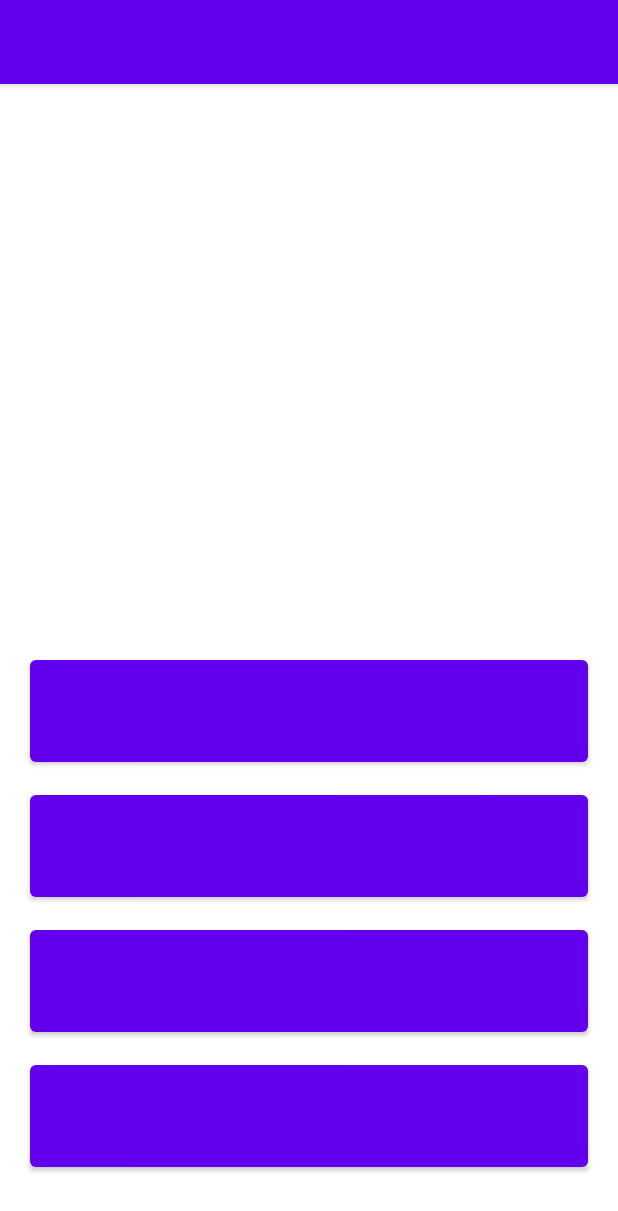
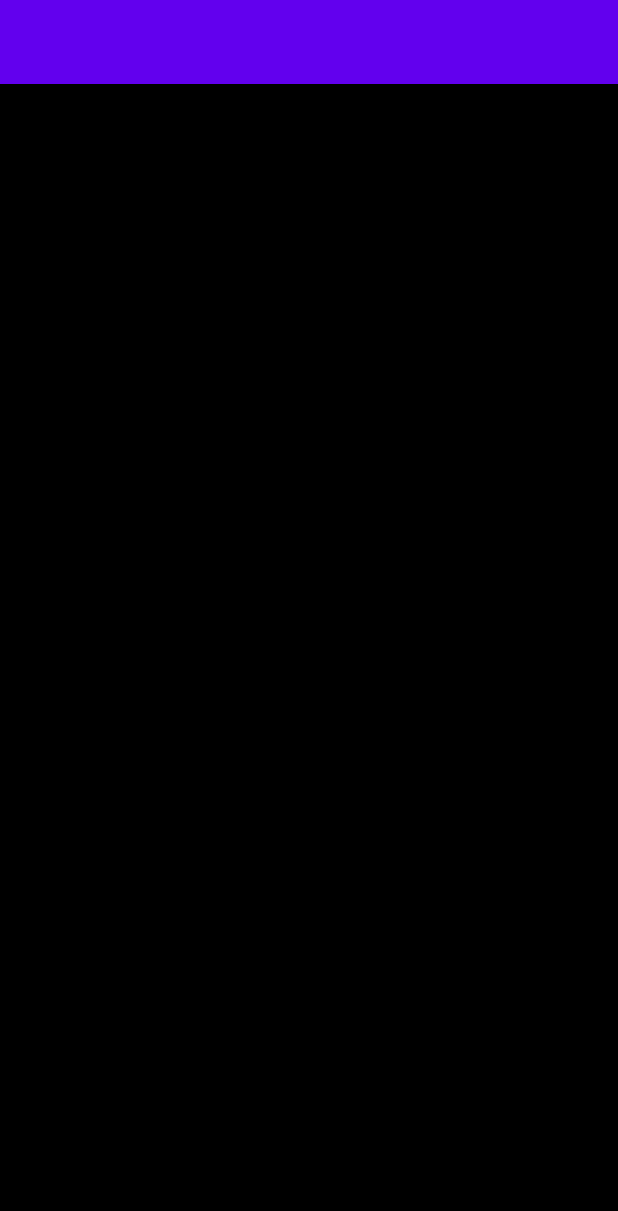
Before and after one commit to panariksLair/mobile-english-quest, an Android app: the layout app_bar_main.xml on its own in the app's theme, with its tools: preview values and no code run, on a phone screen of 412 x 824 dp. Shown: the top 1211 px of the screen. Run offline under Robolectric (Android 15) with nearby library versions, the phone set to English and light mode, and no system bars.

Commit message:
Add loading fragment

```diff
--- /dev/null
+++ b/app/src/main/java/com/github/panarik/learningenglishquiz/DownloadingFragment.kt
@@ -0,0 +1,77 @@
+package com.github.panarik.learningenglishquiz
+
+import android.os.Bundle
+import android.os.Handler
+import android.os.Looper
+import android.view.LayoutInflater
+import android.view.View
+import android.view.ViewGroup
+import android.view.WindowManager
+import androidx.appcompat.app.AppCompatActivity
+import androidx.fragment.app.Fragment
+import com.github.panarik.learningenglishquiz.databinding.FragmentDownloadingBinding
+
+private const val UI_ANIMATION_DELAY = 300
+
+class DownloadingFragment : Fragment() {
+
+    private var binding: FragmentDownloadingBinding? = null
+    private val hideHandler = Handler(Looper.myLooper()!!)
+    private val fullScreenRunnable = Runnable {
+        val flags =
+            View.SYSTEM_UI_FLAG_LOW_PROFILE or
+                    View.SYSTEM_UI_FLAG_FULLSCREEN or
+                    View.SYSTEM_UI_FLAG_LAYOUT_STABLE or
+                    View.SYSTEM_UI_FLAG_IMMERSIVE_STICKY or
+                    View.SYSTEM_UI_FLAG_LAYOUT_HIDE_NAVIGATION or
+                    View.SYSTEM_UI_FLAG_HIDE_NAVIGATION
+        activity?.window?.decorView?.systemUiVisibility = flags
+        (activity as? AppCompatActivity)?.supportActionBar?.hide()
+    }
+
+    override fun onCreateView(
+        inflater: LayoutInflater,
+        container: ViewGroup?,
+        savedInstanceState: Bundle?
+    ): View? {
+        binding = FragmentDownloadingBinding.inflate(inflater, container, false)
+        return binding!!.root
+    }
+
+    override fun onViewCreated(view: View, savedInstanceState: Bundle?) {
+        super.onViewCreated(view, savedInstanceState)
+        fullScreenMode()
+    }
+
+    override fun onResume() {
+        super.onResume()
+        activity?.window?.addFlags(WindowManager.LayoutParams.FLAG_LAYOUT_NO_LIMITS)
+        delayedHide(0)
+    }
+
+    override fun onPause() {
+        super.onPause()
+        activity?.window?.clearFlags(WindowManager.LayoutParams.FLAG_LAYOUT_NO_LIMITS)
+        activity?.window?.decorView?.systemUiVisibility = 0
+        show()
+    }
+
+    private fun fullScreenMode() {
+        hideHandler.postDelayed(fullScreenRunnable, UI_ANIMATION_DELAY.toLong())
+    }
+
+    private fun show() {
+        hideHandler.removeCallbacks(fullScreenRunnable)
+        (activity as? AppCompatActivity)?.supportActionBar?.show()
+    }
+
+    private fun delayedHide(delayMillis: Int) {
+        hideHandler.removeCallbacks { fullScreenMode() }
+        hideHandler.postDelayed( { fullScreenMode() }, delayMillis.toLong())
+    }
+
+    override fun onDestroyView() {
+        super.onDestroyView()
+        binding = null
+    }
+}
--- a/app/src/main/java/com/github/panarik/learningenglishquiz/ui/home/HomeFragment.kt
+++ b/app/src/main/java/com/github/panarik/learningenglishquiz/ui/home/HomeFragment.kt
@@ -6,6 +6,8 @@ import android.view.View
 import android.view.ViewGroup
 import androidx.fragment.app.Fragment
 import androidx.lifecycle.ViewModelProvider
+import androidx.navigation.Navigation
+import com.github.panarik.learningenglishquiz.R
 import com.github.panarik.learningenglishquiz.databinding.FragmentHomeBinding
 import com.github.panarik.learningenglishquiz.ui.home.model.HomeViewModel
 
@@ -16,13 +18,24 @@ class HomeFragment : Fragment() {
 
     override fun onCreateView(inf: LayoutInflater, cont: ViewGroup?, state: Bundle?): View {
         binding = FragmentHomeBinding.inflate(inf, cont, false)
-        model = ViewModelProvider(this)[HomeViewModel::class.java]
-        model.init(this)
+        model = ViewModelProvider(this)[HomeViewModel::class.java].init(this)
         return binding!!.root
+    }
+
+    override fun onViewCreated(view: View, savedInstanceState: Bundle?) {
+        super.onViewCreated(view, savedInstanceState)
+        model.createQuiz()
     }
 
     override fun onDestroyView() {
         super.onDestroyView()
         binding = null
     }
+
+    fun startLoadingFragment() {
+        binding?.root?.let {
+            Navigation.findNavController(it).navigate(R.id.action_nav_home_to_downloadingFragment)
+        }
+
+    }
 }
--- a/app/src/main/java/com/github/panarik/learningenglishquiz/ui/home/model/HomeViewModel.kt
+++ b/app/src/main/java/com/github/panarik/learningenglishquiz/ui/home/model/HomeViewModel.kt
@@ -11,32 +11,27 @@ class HomeViewModel : ViewModel() {
     private val newQuiz = MutableLiveData<Quiz>()
 
 
-    fun init(fragment: HomeFragment) {
+    fun init(fragment: HomeFragment):HomeViewModel {
         this.fragment = fragment
-        createQuiz()
-        startQuiz()
-    }
-
-    private fun startQuiz() {
-        // 1. Download new Quiz in separated thread.
-        // 2. Run timer
-        // 3. Wait users action and create new fragment
+        return this
     }
 
     /**
      * Check current Quiz. If it null. run loading screen and then create new fragment with already downloaded Quiz.
      *
      */
-    private fun createQuiz() {
+    fun createQuiz() {
         if (currentQuiz.value == null) {
-//            fragment.activity?.supportFragmentManager?.beginTransaction()
-//                ?.replace(R.id.home_layout, DownloadingFragment(), "nextFlag")
-//                ?.addToBackStack(null)
-//                ?.commit()
+            fragment.startLoadingFragment()
         } else {
             // 2. Update fragment with Quiz data.
         }
     }
 
+    fun startQuiz() {
+        // 1. Download new Quiz in separated thread.
+        // 2. Run timer
+        // 3. Wait users action and create new fragment
+    }
 
 }
--- /dev/null
+++ b/app/src/main/res/layout/fragment_downloading.xml
@@ -0,0 +1,8 @@
+<?xml version="1.0" encoding="utf-8"?>
+<FrameLayout xmlns:android="http://schemas.android.com/apk/res/android"
+    xmlns:tools="http://schemas.android.com/tools"
+    android:layout_width="match_parent"
+    android:layout_height="match_parent"
+    android:background="@color/black"
+    tools:context=".DownloadingFragment">
+</FrameLayout>
--- a/app/src/main/res/navigation/mobile_navigation.xml
+++ b/app/src/main/res/navigation/mobile_navigation.xml
@@ -9,7 +9,11 @@
         android:id="@+id/nav_home"
         android:name="com.github.panarik.learningenglishquiz.ui.home.HomeFragment"
         android:label="@string/menu_home"
-        tools:layout="@layout/fragment_home" />
+        tools:layout="@layout/fragment_home" >
+        <action
+            android:id="@+id/action_nav_home_to_downloadingFragment"
+            app:destination="@id/downloadingFragment2" />
+    </fragment>
 
     <fragment
         android:id="@+id/nav_gallery"
@@ -22,4 +26,13 @@
         android:name="com.github.panarik.learningenglishquiz.ui.slideshow.SlideshowFragment"
         android:label="@string/menu_slideshow"
         tools:layout="@layout/fragment_slideshow" />
+    <fragment
+        android:id="@+id/downloadingFragment2"
+        android:name="com.github.panarik.learningenglishquiz.DownloadingFragment"
+        android:label="fragment_downloading"
+        tools:layout="@layout/fragment_downloading" >
+        <action
+            android:id="@+id/action_downloadingFragment_to_nav_home"
+            app:destination="@id/nav_home" />
+    </fragment>
 </navigation>
```
